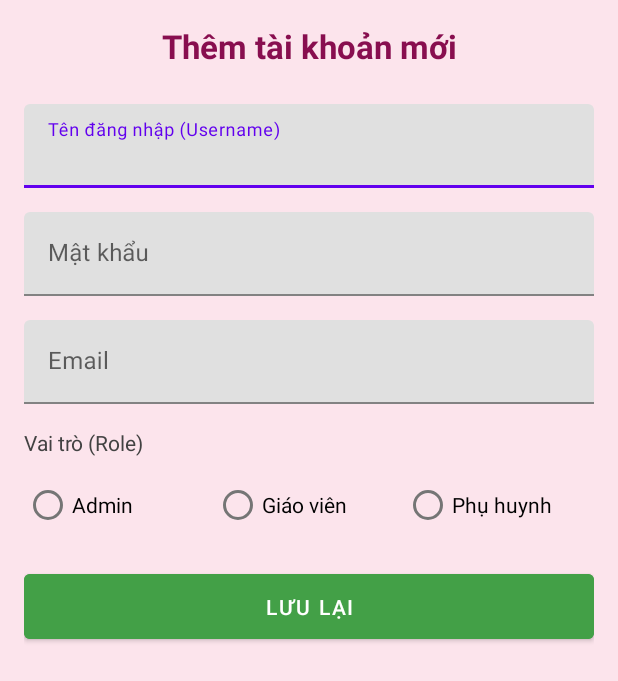
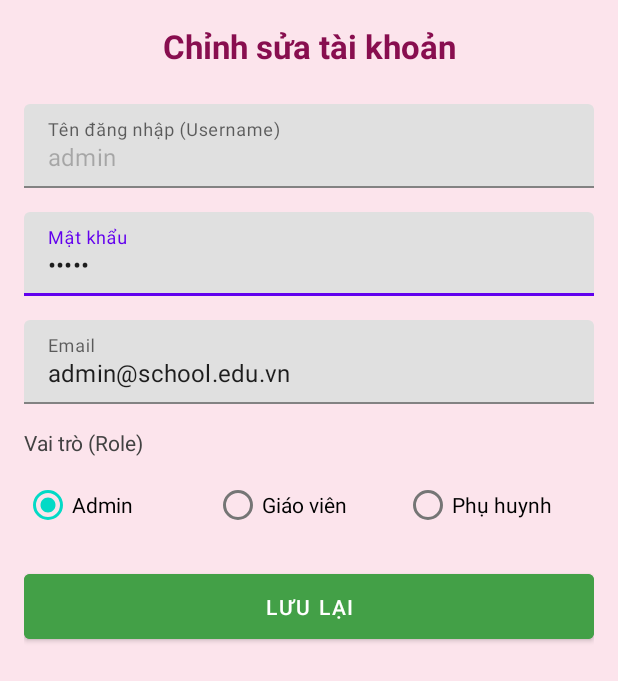
Before and after one commit to haiThanhTran/AppQuanLyLichHoc, an Android app: the AdminAccountManagementActivity screen opened directly, with no data from a screen before it, after a tap on "SỬA", on a phone screen of 412 x 824 dp. Shown: the top 681 px of the screen. Run offline under Robolectric (Android 15) with nearby library versions, the phone set to English and light mode, and no system bars.

Commit message:
Fix: add account functionality

```diff
--- a/app/src/main/java/com/example/project_prm392_kidmanagement/AdminAccountManagementActivity.java
+++ b/app/src/main/java/com/example/project_prm392_kidmanagement/AdminAccountManagementActivity.java
@@ -1,6 +1,5 @@
 package com.example.project_prm392_kidmanagement;
 
-import android.content.DialogInterface;
 import android.content.Intent;
 import android.os.Bundle;
 import android.view.View;
@@ -82,14 +81,14 @@ public class AdminAccountManagementActivity extends AppCompatActivity implements
         spinnerFilterRole.setOnItemSelectedListener(new AdapterView.OnItemSelectedListener() {
             @Override
             public void onItemSelected(AdapterView<?> parent, View view, int position, long id) {
-                // position: 0=All, 1=Admin, 2=Teacher, 3=Parent
-                if (position == 0) currentRoleFilter = -1; // All
-                else if (position == 1) currentRoleFilter = 2; // Admin (mapping to our DAO logic)
-                else if (position == 2) currentRoleFilter = 1; // Teacher
+                if (position == 0) currentRoleFilter = -1; // Tất cả
+                else if (position == 1) currentRoleFilter = 1; // Admin
+                else if (position == 2) currentRoleFilter = 2; // Teacher
                 else if (position == 3) currentRoleFilter = 0; // Parent
 
                 loadAccountData();
             }
+
             @Override
             public void onNothingSelected(AdapterView<?> parent) {}
         });
@@ -114,7 +113,6 @@ public class AdminAccountManagementActivity extends AppCompatActivity implements
     }
 
     private void loadAccountData() {
-        // Dùng hàm search và filter mới
         accountList = accountDao.searchAndFilter(currentSearchQuery, currentRoleFilter);
         adapter.updateData(accountList);
     }
@@ -130,6 +128,7 @@ public class AdminAccountManagementActivity extends AppCompatActivity implements
     public void onEditClick(int position) {
         Account selectedAccount = accountList.get(position);
         Intent intent = new Intent(this, AdminAddEditAccountActivity.class);
+        intent.putExtra("MODE", "EDIT");
         intent.putExtra("ACCOUNT_ID", selectedAccount.getAccountId());
         startActivity(intent);
     }
--- a/app/src/main/res/layout/admin_add_edit_account.xml
+++ b/app/src/main/res/layout/admin_add_edit_account.xml
@@ -97,6 +97,79 @@
             android:minHeight="48dp"
             android:visibility="gone"
             android:layout_marginBottom="24dp"/>
+        <!-- Layout nhập thông tin giáo viên -->
+        <!-- Thông tin giáo viên -->
+        <LinearLayout
+            android:id="@+id/layout_teacher_info"
+            android:layout_width="match_parent"
+            android:layout_height="wrap_content"
+            android:orientation="vertical"
+            android:visibility="gone"
+            android:padding="8dp">
+
+
+
+            <EditText
+                android:id="@+id/edtTeacherName"
+                android:layout_width="match_parent"
+                android:layout_height="wrap_content"
+                android:hint="Họ tên giáo viên" />
+
+            <EditText
+                android:id="@+id/edtTeacherPhone"
+                android:layout_width="match_parent"
+                android:layout_height="wrap_content"
+                android:hint="SĐT giáo viên" />
+
+            <EditText
+                android:id="@+id/edtTeacherAddress"
+                android:layout_width="match_parent"
+                android:layout_height="wrap_content"
+                android:hint="Địa chỉ giáo viên" />
+
+            <EditText
+                android:id="@+id/edtTeacherDob"
+                android:layout_width="match_parent"
+                android:layout_height="wrap_content"
+                android:hint="Ngày sinh giáo viên (yyyy-MM-dd)" />
+        </LinearLayout>
+
+        <!-- Thông tin phụ huynh -->
+        <LinearLayout
+            android:id="@+id/layout_parent_info"
+            android:layout_width="match_parent"
+            android:layout_height="wrap_content"
+            android:orientation="vertical"
+            android:visibility="gone"
+            android:padding="8dp">
+
+
+
+            <EditText
+                android:id="@+id/edtParentName"
+                android:layout_width="match_parent"
+                android:layout_height="wrap_content"
+                android:hint="Họ tên phụ huynh" />
+
+            <EditText
+                android:id="@+id/edtParentPhone"
+                android:layout_width="match_parent"
+                android:layout_height="wrap_content"
+                android:hint="SĐT phụ huynh" />
+
+            <EditText
+                android:id="@+id/edtParentAddress"
+                android:layout_width="match_parent"
+                android:layout_height="wrap_content"
+                android:hint="Địa chỉ phụ huynh" />
+
+            <EditText
+                android:id="@+id/edtParentDob"
+                android:layout_width="match_parent"
+                android:layout_height="wrap_content"
+                android:hint="Ngày sinh phụ huynh (yyyy-MM-dd)" />
+        </LinearLayout>
+
 
         <Button
             android:id="@+id/btnSaveAccount"
```
Also changed, not shown: app/src/main/java/com/example/project_prm392_kidmanagement/AdminAddEditAccountActivity.java (+190 -125 lines), app/src/main/java/com/example/project_prm392_kidmanagement/Entity/Account.java (+13 -0 lines).
